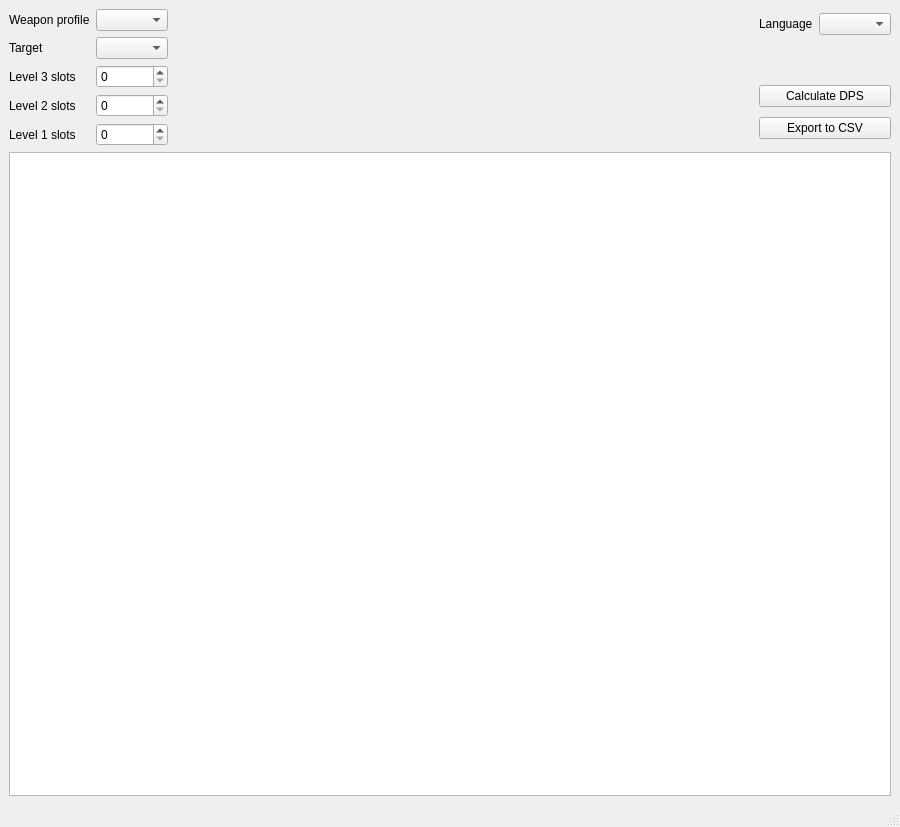
This is app/src/gui/MainWindow.ui in GuB-42/mh-dps-calculator as Qt 5 draws it before an edit. The edited form follows.
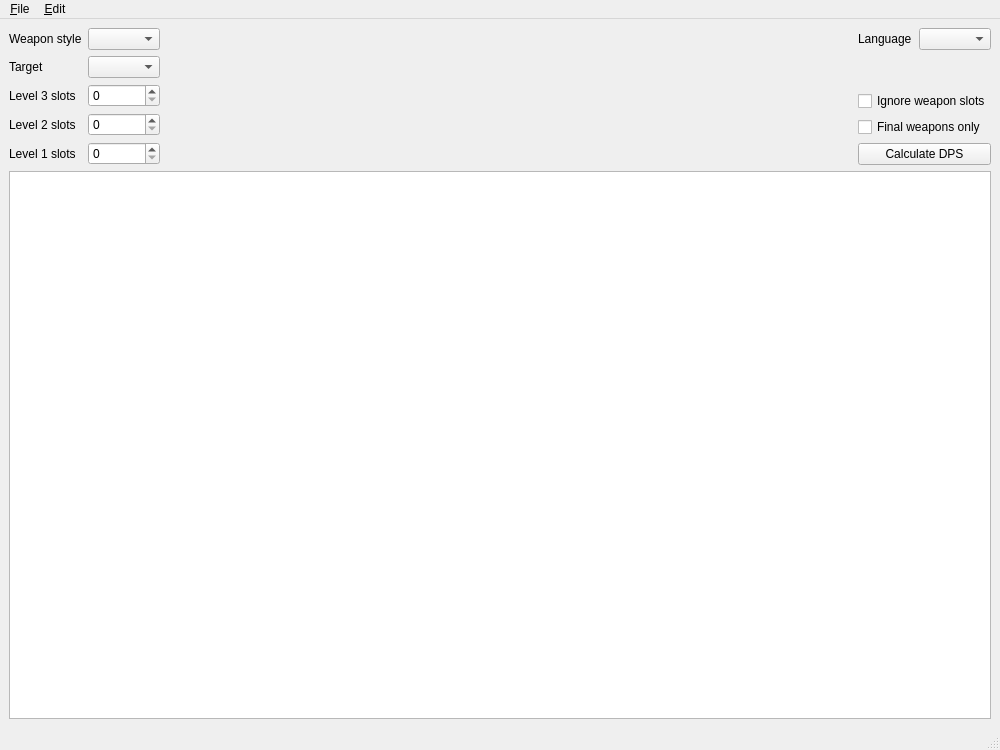
This is the edited form.

```diff
--- a/app/src/gui/MainWindow.ui
+++ b/app/src/gui/MainWindow.ui
@@ -6,8 +6,8 @@
    <rect>
     <x>0</x>
     <y>0</y>
-    <width>900</width>
-    <height>827</height>
+    <width>1000</width>
+    <height>750</height>
    </rect>
   </property>
   <property name="acceptDrops">
@@ -17,7 +17,7 @@
    <string>DPS calculator</string>
   </property>
   <widget class="QWidget" name="centralwidget">
-   <layout class="QVBoxLayout" name="verticalLayout_2">
+   <layout class="QVBoxLayout" name="verticalLayout_2" stretch="0,1">
     <item>
      <layout class="QHBoxLayout" name="horizontalLayout">
       <item>
@@ -28,7 +28,7 @@
         <item row="0" column="0">
          <widget class="QLabel" name="label">
           <property name="text">
-           <string>Weapon profile</string>
+           <string>Weapon style</string>
           </property>
          </widget>
         </item>
@@ -112,16 +112,30 @@
            <enum>Qt::Vertical</enum>
           </property>
           <property name="sizeType">
-           <enum>QSizePolicy::Preferred</enum>
+           <enum>QSizePolicy::Expanding</enum>
           </property>
           <property name="sizeHint" stdset="0">
            <size>
             <width>20</width>
-            <height>40</height>
+            <height>5</height>
            </size>
           </property>
          </spacer>
         </item>
+        <item>
+         <widget class="QCheckBox" name="ignoreWeaponSlots">
+          <property name="text">
+           <string>Ignore weapon slots</string>
+          </property>
+         </widget>
+        </item>
+        <item>
+         <widget class="QCheckBox" name="finalOnly">
+          <property name="text">
+           <string>Final weapons only</string>
+          </property>
+         </widget>
+        </item>
         <item>
          <widget class="QPushButton" name="calculateDps">
           <property name="text">
@@ -129,13 +143,6 @@
           </property>
          </widget>
         </item>
-        <item>
-         <widget class="QPushButton" name="exportToCsv">
-          <property name="text">
-           <string>Export to CSV</string>
-          </property>
-         </widget>
-        </item>
        </layout>
       </item>
      </layout>
@@ -154,10 +161,24 @@
     <rect>
      <x>0</x>
      <y>0</y>
-     <width>900</width>
+     <width>1000</width>
      <height>20</height>
     </rect>
    </property>
+   <widget class="QMenu" name="menuFile">
+    <property name="title">
+     <string>&amp;File</string>
+    </property>
+    <addaction name="action_Quit"/>
+   </widget>
+   <widget class="QMenu" name="menuEdit">
+    <property name="title">
+     <string>&amp;Edit</string>
+    </property>
+    <addaction name="action_Copy"/>
+   </widget>
+   <addaction name="menuFile"/>
+   <addaction name="menuEdit"/>
   </widget>
   <widget class="QStatusBar" name="statusbar"/>
  </widget>
```
Left out of the diff: 22 changed lines with no effect on the pictures.
